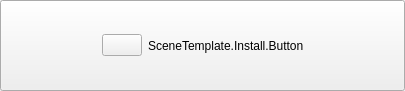
This is src/prism-live-studio/PRISMLiveStudio/prism-ui/scene-templates/PLSSceneInstallButton.ui in naver/prism-live-studio as Qt 5 draws it before an edit. The edited form follows.
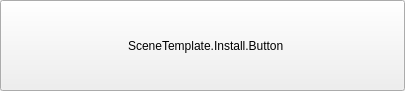
This is the edited form.

What changed in the file:
```diff
--- a/src/prism-live-studio/PRISMLiveStudio/prism-ui/scene-templates/PLSSceneInstallButton.ui
+++ b/src/prism-live-studio/PRISMLiveStudio/prism-ui/scene-templates/PLSSceneInstallButton.ui
@@ -43,10 +43,7 @@
     </spacer>
    </item>
    <item>
-    <widget class="QPushButton" name="loadingBtn_SceneTemplate">
-     <property name="text">
-      <string/>
-     </property>
+    <widget class="QWidget" name="loadingBtn_SceneTemplate">
     </widget>
    </item>
    <item>
```
